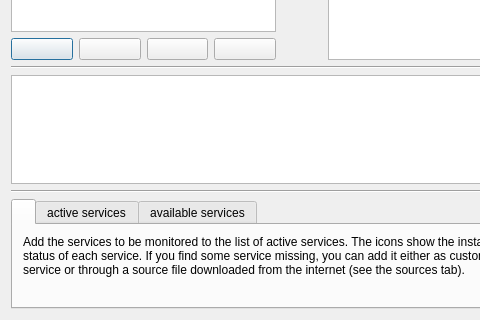
Before: the Qt Designer form contents/code/dialogs/Services.ui in mbleichner/service-monitor, drawn with Qt 5; both pictures show x 0 to 480 and y 107 to 427 of the 604 by 427 pixel window.
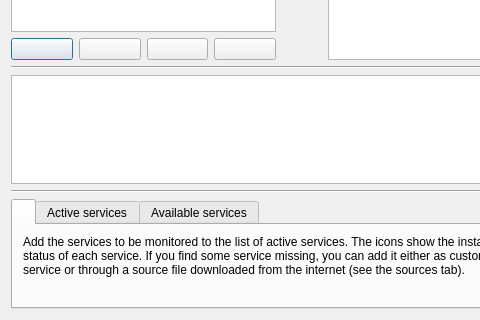
After: the same form once the commit is applied. Icons and pictures are not drawn.

```diff
--- a/contents/code/dialogs/Services.ui
+++ b/contents/code/dialogs/Services.ui
@@ -281,7 +281,7 @@
      </widget>
      <widget class="QWidget" name="tab_1">
       <attribute name="title">
-       <string>active services</string>
+       <string>Active services</string>
       </attribute>
       <layout class="QVBoxLayout" name="verticalLayout_5">
        <property name="margin">
@@ -312,7 +312,7 @@
      </widget>
      <widget class="QWidget" name="tab_2">
       <attribute name="title">
-       <string>available services</string>
+       <string>Available services</string>
       </attribute>
       <layout class="QVBoxLayout" name="verticalLayout_6">
        <property name="margin">
```
